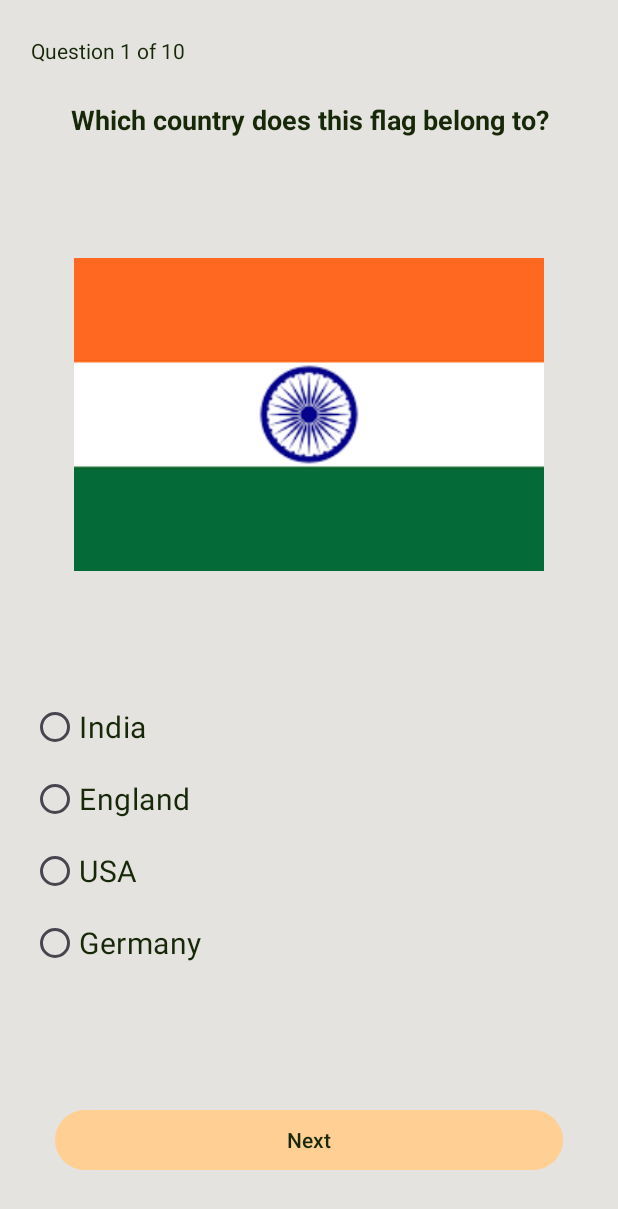
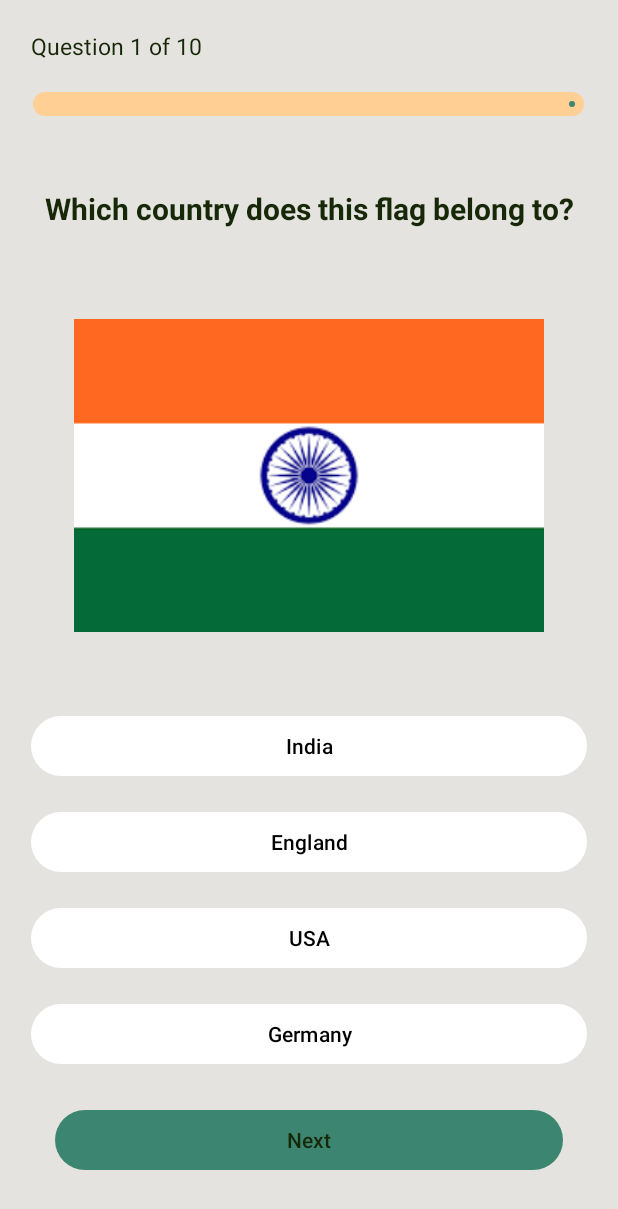
Before and after one commit to TADebugs/QuizApp, an Android app: the QuestionActivity screen opened directly, with no data from a screen before it, on a phone screen of 412 x 824 dp. Shown: the top 1209 px of the screen. Run offline under Robolectric (Android 15) with nearby library versions, the phone set to English and light mode, and no system bars.

Commit message:
updating the quiz app layout
adding features like progress bar and color indicating option boxes and timer for the quiz

```diff
--- a/app/build.gradle.kts
+++ b/app/build.gradle.kts
@@ -44,7 +44,7 @@ android {
 }
 
 dependencies {
-
+    implementation ("com.google.android.material:material:1.11.0') // or latest")
     implementation(libs.androidx.core.ktx)
     implementation(libs.androidx.appcompat)
     implementation(libs.material)
--- a/app/src/main/java/com/example/coursework/quizapp/QuestionActivity.kt
+++ b/app/src/main/java/com/example/coursework/quizapp/QuestionActivity.kt
@@ -1,23 +1,23 @@
 package com.example.coursework.quizapp
 
-import android.app.AlertDialog
 import android.content.Intent
+import android.graphics.Color
 import android.os.Bundle
 import android.os.Handler
 import android.os.Looper
-import android.view.LayoutInflater
-import android.widget.ImageView
-import android.widget.RadioButton
-import android.widget.TextView
 import android.widget.Toast
 import androidx.appcompat.app.AppCompatActivity
 import com.example.coursework.quizapp.databinding.QuizQuestionsBinding
+import com.google.android.material.button.MaterialButton
 
 class QuestionActivity : AppCompatActivity() {
 
     private lateinit var binding: QuizQuestionsBinding
     private var currentIndex = 0
     private var score = 0
+    private var quizStartTime: Long = 0L
+    private lateinit var optionButtons: List<MaterialButton>
+    private lateinit var userName: String
 
     private val questions = QuestionData.questionList
 
@@ -26,37 +26,18 @@ class QuestionActivity : AppCompatActivity() {
         binding = QuizQuestionsBinding.inflate(layoutInflater)
         setContentView(binding.root)
 
+        userName = intent.getStringExtra("USER_NAME") ?: "Player"
+
+        optionButtons = listOf(
+            binding.option1, binding.option2, binding.option3, binding.option4
+        )
+
+        quizStartTime = System.currentTimeMillis()
         loadQuestion()
 
-        binding.nextButton.setOnClickListener {
-            val selectedRadioId = binding.optionsGroup.checkedRadioButtonId
-            if (selectedRadioId == -1) {
-                Toast.makeText(this, "Please select an answer", Toast.LENGTH_SHORT).show()
-                return@setOnClickListener
-            }
-
-            val selectedRadioButton = findViewById<RadioButton>(selectedRadioId)
-            val selectedIndex = binding.optionsGroup.indexOfChild(selectedRadioButton)
-
-            val isCorrect = selectedIndex == questions[currentIndex].correctOptionIndex
-            if (isCorrect) score++
-
-
-            showResultPopup(isCorrect) {
-                if (currentIndex < questions.size - 1) {
-                    currentIndex++
-                    loadQuestion()
-                } else {
-                    val userName = intent.getStringExtra("USER_NAME")
-
-                    val intent = Intent(this, ResultActivity::class.java)
-                    intent.putExtra("USER_NAME", userName)
-                    intent.putExtra("SCORE", score)
-                    intent.putExtra("TOTAL", questions.size)
-                    startActivity(intent)
-                    finish()
-
-                }
+        optionButtons.forEachIndexed { index, button ->
+            button.setOnClickListener {
+                handleAnswerSelection(index, button)
             }
         }
     }
@@ -66,32 +47,51 @@ class QuestionActivity : AppCompatActivity() {
         binding.progressText.text = "Question ${question.number} of ${questions.size}"
         binding.questionText.text = question.questionText
         binding.flagImageView.setImageResource(question.flagResId)
-        binding.optionsGroup.clearCheck()
 
-        for (i in 0 until binding.optionsGroup.childCount) {
-            val radioButton = binding.optionsGroup.getChildAt(i) as RadioButton
-            radioButton.text = question.options[i]
+        optionButtons.forEachIndexed { i, btn ->
+            btn.text = question.options[i]
+            btn.setBackgroundColor(Color.WHITE)
+            btn.setTextColor(Color.BLACK)
+            btn.isEnabled = true
         }
+
+        // ProgressBar update
+        binding.quizProgressBar.max = questions.size
+        binding.quizProgressBar.progress = currentIndex
     }
 
-    // Show a popup image for correct/incorrect answer
-    private fun showResultPopup(isCorrect: Boolean, onDismiss: () -> Unit) {
-        val dialogView = LayoutInflater.from(this).inflate(R.layout.pop_result, null)
-        val resultImage = dialogView.findViewById<ImageView>(R.id.resultImage)
-        resultImage.setImageResource(if (isCorrect) R.drawable.correct else R.drawable.incorrect)
-        val resultText=dialogView.findViewById<TextView>(R.id.textMsg)
-        resultText.setText(if(isCorrect) "correct" else "Incorrect")
+    private fun handleAnswerSelection(selectedIndex: Int, selectedButton: MaterialButton) {
+        val correctIndex = questions[currentIndex].correctOptionIndex
 
-        val dialog = AlertDialog.Builder(this)
-            .setView(dialogView)
-            .setCancelable(false)
-            .create()
+        // Disable all buttons
+        optionButtons.forEach { it.isEnabled = false }
 
-        dialog.show()
+        if (selectedIndex == correctIndex) {
+            selectedButton.setBackgroundColor(Color.parseColor("#4CAF50")) // green
+            selectedButton.setTextColor(Color.WHITE)
+            score++
+        } else {
+            selectedButton.setBackgroundColor(Color.parseColor("#F44336")) // red
+            selectedButton.setTextColor(Color.WHITE)
+            optionButtons[correctIndex].setBackgroundColor(Color.parseColor("#4CAF50"))
+            optionButtons[correctIndex].setTextColor(Color.WHITE)
+        }
 
         Handler(Looper.getMainLooper()).postDelayed({
-            dialog.dismiss()
-            onDismiss()
+            if (currentIndex < questions.size - 1) {
+                currentIndex++
+                loadQuestion()
+            } else {
+                val totalTimeMillis = System.currentTimeMillis() - quizStartTime
+                val totalTimeSecs = totalTimeMillis / 1000
+                val intent = Intent(this, ResultActivity::class.java)
+                intent.putExtra("SCORE", score)
+                intent.putExtra("TOTAL", questions.size)
+                intent.putExtra("USER_NAME", userName)
+                intent.putExtra("TIME", totalTimeSecs)
+                startActivity(intent)
+                finish()
+            }
         }, 1500)
     }
 }
--- a/app/src/main/java/com/example/coursework/quizapp/ResultActivity.kt
+++ b/app/src/main/java/com/example/coursework/quizapp/ResultActivity.kt
@@ -17,6 +17,12 @@ class ResultActivity : AppCompatActivity() {
         val name = intent.getStringExtra("USER_NAME")
         val score = intent.getIntExtra("SCORE", 0)
         val total = intent.getIntExtra("TOTAL", 0)
+        val time = intent.getLongExtra("TIME", 0)
+
+
+
+        binding.timeText.text = "Completed in $time seconds"
+
 
         binding.playerNameText.text = name
         binding.scoreText.text = "Your Score: $score / $total"
--- a/app/src/main/res/layout/quiz_questions.xml
+++ b/app/src/main/res/layout/quiz_questions.xml
@@ -1,13 +1,11 @@
 <?xml version="1.0" encoding="utf-8"?>
-<androidx.constraintlayout.widget.ConstraintLayout
-    xmlns:android="http://schemas.android.com/apk/res/android"
+<androidx.constraintlayout.widget.ConstraintLayout xmlns:android="http://schemas.android.com/apk/res/android"
     xmlns:app="http://schemas.android.com/apk/res-auto"
     xmlns:tools="http://schemas.android.com/tools"
     android:layout_width="match_parent"
     android:layout_height="match_parent"
-    android:paddingTop="24dp"
+    android:background="@color/colorLightPrimary"
     android:paddingBottom="24dp"
-    android:background="@color/colorLightPrimary"
     tools:context=".QuestionActivity"
     tools:showIn="@layout/quiz_questions">
 
@@ -16,105 +14,176 @@
         android:id="@+id/guideStart"
         android:layout_width="wrap_content"
         android:layout_height="wrap_content"
-        app:layout_constraintGuide_percent="0.05"
-        android:orientation="vertical" />
+        android:orientation="vertical"
+        app:layout_constraintGuide_percent="0.05" />
 
     <androidx.constraintlayout.widget.Guideline
         android:id="@+id/guideEnd"
         android:layout_width="wrap_content"
         android:layout_height="wrap_content"
-        app:layout_constraintGuide_percent="0.95"
-        android:orientation="vertical" />
+        android:orientation="vertical"
+        app:layout_constraintGuide_percent="0.95" />
 
-    <!-- Progress -->
     <TextView
         android:id="@+id/progressText"
         android:layout_width="0dp"
         android:layout_height="wrap_content"
+        android:layout_marginTop="20dp"
         android:text="Question 1 of 10"
         android:textColor="@color/colorLightSecondaryDark"
-        android:textSize="14sp"
-        app:layout_constraintTop_toTopOf="parent"
+        android:textSize="15sp"
+        app:layout_constraintEnd_toEndOf="@id/guideEnd"
+        app:layout_constraintHorizontal_bias="0.0"
         app:layout_constraintStart_toStartOf="@id/guideStart"
-        app:layout_constraintEnd_toEndOf="@id/guideEnd" />
+        app:layout_constraintTop_toTopOf="parent" />
 
-    <!-- Question -->
+
+    <!--    <RadioGroup-->
+    <!--        android:id="@+id/optionsGroup"-->
+    <!--        android:layout_width="0dp"-->
+    <!--        android:layout_height="wrap_content"-->
+    <!--        android:layout_marginTop="80dp"-->
+    <!--        android:orientation="vertical"-->
+    <!--        app:layout_constraintEnd_toEndOf="@id/guideEnd"-->
+    <!--        app:layout_constraintHorizontal_bias="1.0"-->
+    <!--        app:layout_constraintStart_toStartOf="@id/guideStart"-->
+    <!--        app:layout_constraintTop_toBottomOf="@id/flagImageView">-->
+
+    <!--        <RadioButton-->
+    <!--            android:id="@+id/option1"-->
+    <!--            android:layout_width="wrap_content"-->
+    <!--            android:layout_height="wrap_content"-->
+    <!--            android:text="Option 1"-->
+    <!--            android:textColor="@color/colorLightSecondaryDark"-->
+    <!--            android:textSize="20sp" />-->
+
+    <!--        <RadioButton-->
+    <!--            android:id="@+id/option2"-->
+    <!--            android:layout_width="wrap_content"-->
+    <!--            android:layout_height="wrap_content"-->
+    <!--            android:text="Option 2"-->
+    <!--            android:textSize="20sp"-->
+    <!--            android:textColor="@color/colorLightSecondaryDark" />-->
+
+    <!--        <RadioButton-->
+    <!--            android:id="@+id/option3"-->
+    <!--            android:layout_width="wrap_content"-->
+    <!--            android:layout_height="wrap_content"-->
+    <!--            android:text="Option 3"-->
+    <!--            android:textSize="20sp"-->
+    <!--            android:textColor="@color/colorLightSecondaryDark" />-->
+
+    <!--        <RadioButton-->
+    <!--            android:id="@+id/option4"-->
+    <!--            android:layout_width="wrap_content"-->
+    <!--            android:layout_height="wrap_content"-->
+    <!--            android:text="Option 4"-->
+    <!--            android:textSize="20sp"-->
+    <!--            android:textColor="@color/colorLightSecondaryDark" />-->
+    <!--    </RadioGroup>-->
+
+
     <TextView
         android:id="@+id/questionText"
         android:layout_width="0dp"
         android:layout_height="wrap_content"
-        android:layout_marginTop="24dp"
+        android:layout_marginTop="84dp"
         android:gravity="center"
         android:text="Which country does this flag belong to?"
         android:textColor="@color/colorLightSecondaryDark"
-        android:textSize="18sp"
+        android:textSize="20sp"
         android:textStyle="bold"
+        app:layout_constraintEnd_toEndOf="@id/guideEnd"
+        app:layout_constraintHorizontal_bias="0.0"
         app:layout_constraintStart_toStartOf="@id/guideStart"
-        app:layout_constraintEnd_toEndOf="@id/guideEnd"
         app:layout_constraintTop_toBottomOf="@id/progressText" />
-
-    <!-- Flag Image -->
-
-    <!-- Options -->
-
-    <!-- Next Button -->
 
     <ImageView
         android:id="@+id/flagImageView"
         android:layout_width="0dp"
         android:layout_height="0dp"
-        android:layout_marginTop="80dp"
+        android:layout_marginTop="60dp"
         android:scaleType="fitCenter"
         android:src="@drawable/clipart2148227"
         app:layout_constraintBottom_toTopOf="@id/optionsGroup"
         app:layout_constraintDimensionRatio="16:9"
         app:layout_constraintEnd_toEndOf="@id/guideEnd"
+        app:layout_constraintHorizontal_bias="0.0"
         app:layout_constraintStart_toStartOf="@id/guideStart"
         app:layout_constraintTop_toBottomOf="@id/questionText" />
 
-    <RadioGroup
+    <com.google.android.material.progressindicator.LinearProgressIndicator
+        android:id="@+id/quizProgressBar"
+        android:layout_width="367dp"
+        android:layout_height="21dp"
+        android:layout_margin="16dp"
+        android:max="100"
+        android:progress="60"
+        app:indicatorColor="@color/colorLightPrimaryDark"
+
+        app:layout_constraintBottom_toTopOf="@+id/questionText"
+        app:layout_constraintEnd_toEndOf="@id/guideEnd"
+        app:layout_constraintHorizontal_bias="0.512"
+        app:layout_constraintStart_toStartOf="@+id/guideStart"
+
+        app:layout_constraintTop_toBottomOf="@+id/progressText"
+        app:layout_constraintVertical_bias="0.115"
+        app:trackColor="@color/colorLightAccent"
+        app:trackCornerRadius="8dp"
+        app:trackThickness="16dp" />
+
+    <LinearLayout
         android:id="@+id/optionsGroup"
         android:layout_width="0dp"
         android:layout_height="wrap_content"
-        android:layout_marginTop="80dp"
+        android:layout_marginTop="44dp"
+        android:gravity="center"
         android:orientation="vertical"
         app:layout_constraintEnd_toEndOf="@id/guideEnd"
-        app:layout_constraintHorizontal_bias="1.0"
+        app:layout_constraintHorizontal_bias="0.0"
         app:layout_constraintStart_toStartOf="@id/guideStart"
         app:layout_constraintTop_toBottomOf="@id/flagImageView">
 
-        <RadioButton
+        <com.google.android.material.button.MaterialButton
             android:id="@+id/option1"
-            android:layout_width="wrap_content"
+            style="@style/Widget.Material3.Button"
+            android:layout_width="match_parent"
             android:layout_height="wrap_content"
+            android:layout_marginVertical="8dp"
             android:text="Option 1"
-            android:textColor="@color/colorLightSecondaryDark"
-            android:textSize="20sp" />
+            android:textColor="@color/black"
+            app:backgroundTint="@color/colorLightAccent" />
 
-        <RadioButton
+        <com.google.android.material.button.MaterialButton
             android:id="@+id/option2"
-            android:layout_width="wrap_content"
+            style="@style/Widget.Material3.Button"
+            android:layout_width="match_parent"
             android:layout_height="wrap_content"
+            android:layout_marginVertical="8dp"
             android:text="Option 2"
-            android:textSize="20sp"
-            android:textColor="@color/colorLightSecondaryDark" />
+            android:textColor="@color/black"
+            app:backgroundTint="@color/colorLightAccent" />
 
-        <RadioButton
+        <com.google.android.material.button.MaterialButton
             android:id="@+id/option3"
-            android:layout_width="wrap_content"
+            style="@style/Widget.Material3.Button"
+            android:layout_width="match_parent"
             android:layout_height="wrap_content"
+            android:layout_marginVertical="8dp"
             android:text="Option 3"
-            android:textSize="20sp"
-            android:textColor="@color/colorLightSecondaryDark" />
+            android:textColor="@color/black"
+            app:backgroundTint="@color/colorLightAccent" />
 
-        <RadioButton
+        <com.google.android.material.button.MaterialButton
             android:id="@+id/option4"
-            android:layout_width="wrap_content"
+            style="@style/Widget.Material3.Button"
+            android:layout_width="match_parent"
             android:layout_height="wrap_content"
+            android:layout_marginVertical="8dp"
             android:text="Option 4"
-            android:textSize="20sp"
-            android:textColor="@color/colorLightSecondaryDark" />
-    </RadioGroup>
+            android:textColor="@color/black"
+            app:backgroundTint="@color/colorLightAccent" />
+    </LinearLayout>
 
     <com.google.android.material.button.MaterialButton
         android:id="@+id/nextButton"
@@ -122,14 +191,14 @@
         android:layout_width="0dp"
         android:layout_height="wrap_content"
         android:layout_margin="16dp"
+        android:outlineAmbientShadowColor="@color/colorLightSecondaryDark"
         android:outlineSpotShadowColor="@color/colorLightSecondaryDark"
         android:text="Next"
         android:textColor="@color/colorLightSecondaryDark"
-        app:backgroundTint="@color/colorLightAccent"
-        android:outlineAmbientShadowColor="@color/colorLightSecondaryDark"
+        app:backgroundTint="@color/colorLightPrimaryDark"
         app:layout_constraintBottom_toBottomOf="parent"
+        app:layout_constraintEnd_toEndOf="@id/guideEnd"
         app:layout_constraintStart_toStartOf="@id/guideStart"
-        app:layout_constraintEnd_toEndOf="@id/guideEnd"
 
         />
 
--- a/app/src/main/res/values/colors.xml
+++ b/app/src/main/res/values/colors.xml
@@ -8,4 +8,5 @@
     <color name="colorLightText">#FEF9C7</color>
     <color name="colorLightSecondaryDark">#172808</color>
 
+
 </resources>
```
Also changed, not shown: app/src/main/java/com/example/coursework/quizapp/questionsData.kt (deleted, +0 -89 lines), app/src/main/res/layout/activity_main.xml (+11 -6 lines), app/src/main/res/layout/activity_result.xml (+13 -4 lines), app/src/main/res/layout/pop_result.xml (deleted, +0 -36 lines).
